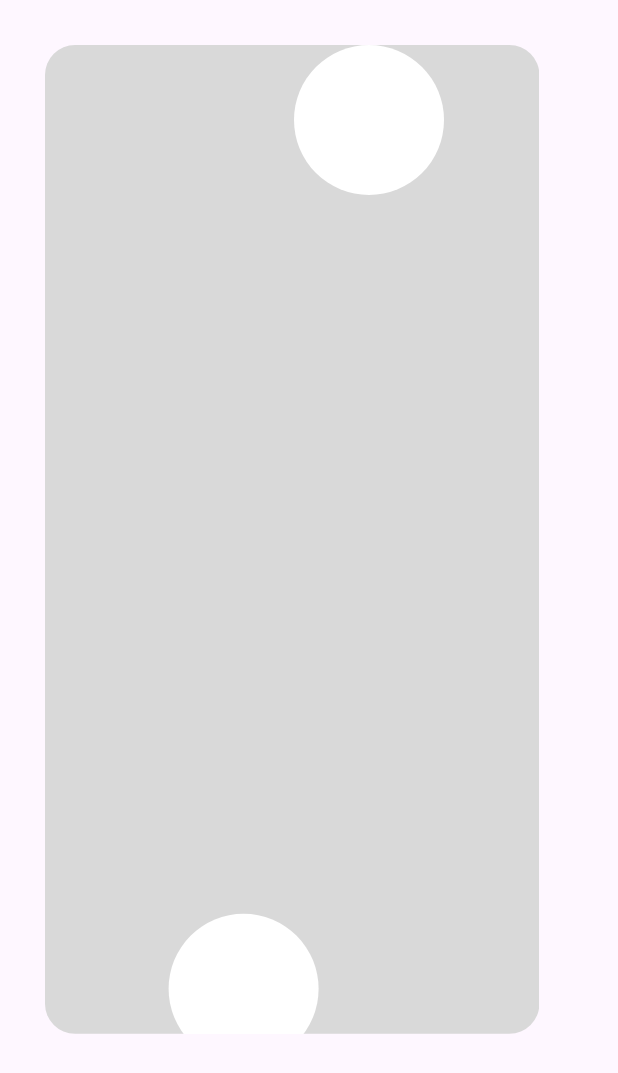
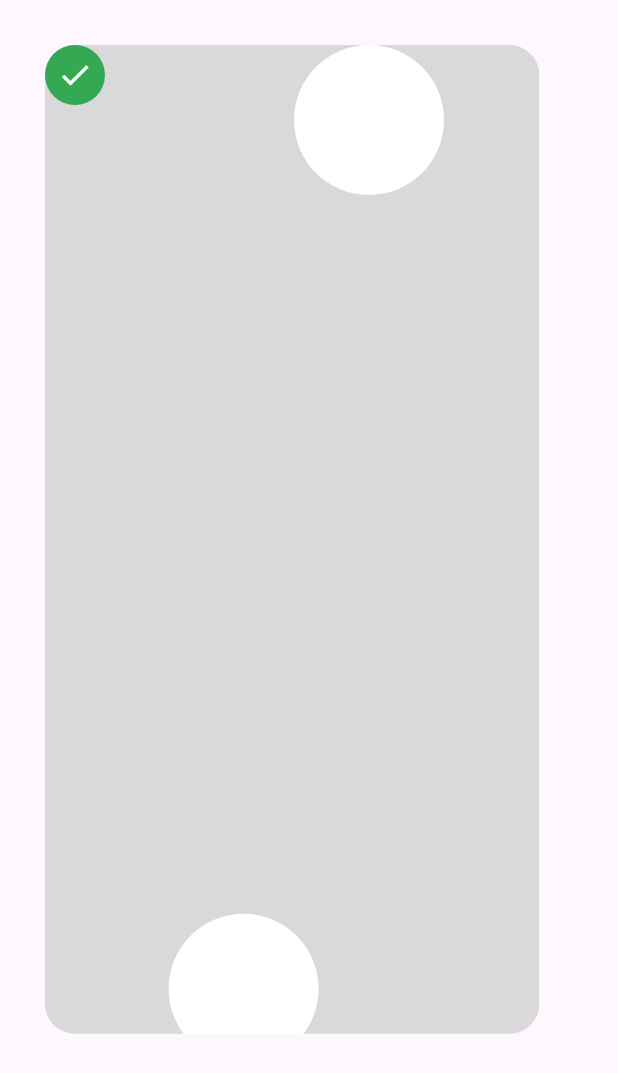
Before and after one commit to zeyad-nour/flutter_payment_app, a Flutter app: the ThankYouView screen opened directly, on a phone screen of 412 x 824 dp. Shown: the top 1073 px of the screen. Run offline on Flutter 3.47's test engine with Material 3 defaults, Android fonts, the light colour scheme and no system bars; our stand-ins replace flutter_credit_card, flutter_svg.

Commit message:
Refactor CircleAvatar positioning and styling in ThankYouViewBody

```diff
--- a/lib/Features/checkout/Presentation/view/widgets/thank_you_view_body.dart
+++ b/lib/Features/checkout/Presentation/view/widgets/thank_you_view_body.dart
@@ -20,21 +20,23 @@ class ThankYouViewBody extends StatelessWidget {
             ),
           ),
           Positioned(
-          bottom: -20,
-          left: MediaQuery.of(context).size.width * 0.2,
-            child: CircleAvatar(
-              radius: 50,
-              backgroundColor: Colors.white,
-
-            ),
+            bottom: -20,
+            left: MediaQuery.of(context).size.width * 0.2,
+            child: CircleAvatar(radius: 50, backgroundColor: Colors.white),
           ),
           Positioned(
-          right: -20,
-          left: MediaQuery.of(context).size.width * 0.2,
+            right: -20,
+            left: MediaQuery.of(context).size.width * 0.2,
+            child: CircleAvatar(radius: 50, backgroundColor: Colors.white),
+          ),
+
+          Positioned(
             child: CircleAvatar(
-              radius: 50,
-              backgroundColor: Colors.white,
-
+              backgroundColor: Color(0xffd9d9d9),
+              child: CircleAvatar(
+                backgroundColor: Color(0xff34a853),
+                child: Icon(Icons.check, color: Colors.white),
+              ),
             ),
           ),
         ],
```
